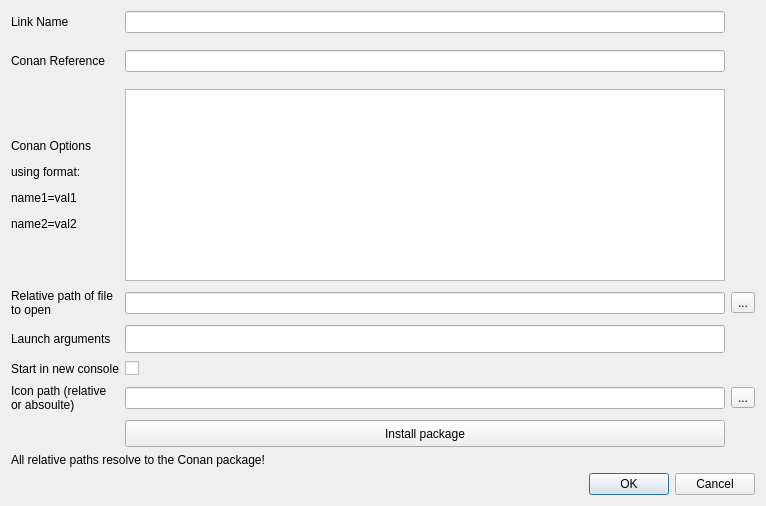
Before: the Qt Designer form src/conan_app_launcher/ui/views/app_grid/dialogs/app_edit_dialog.ui in goszpeti/conan_explorer, drawn with Qt 5.
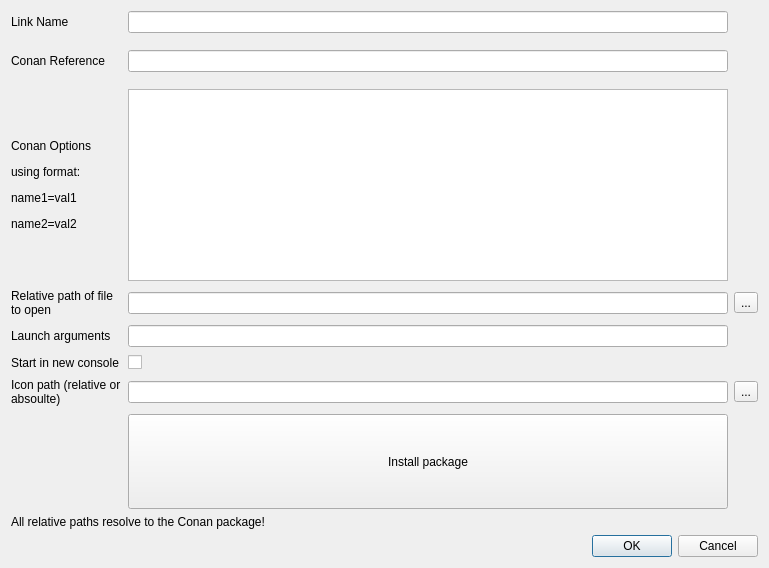
After: the same form once the commit is applied. Custom widgets are drawn as their Qt base class.

Commit message: * Add foldable Remote list * Minor rework of fluent gui sizes * App Edit Dialog expands on long args * Prototype ui for new AppLinks * Fix double opening on AppLinks

What changed in the file:
```diff
--- a/src/conan_app_launcher/ui/views/app_grid/dialogs/app_edit_dialog.ui
+++ b/src/conan_app_launcher/ui/views/app_grid/dialogs/app_edit_dialog.ui
@@ -6,8 +6,8 @@
    <rect>
     <x>0</x>
     <y>0</y>
-    <width>600</width>
-    <height>506</height>
+    <width>769</width>
+    <height>568</height>
    </rect>
   </property>
   <property name="sizePolicy">
@@ -24,7 +24,7 @@
   </property>
   <layout class="QVBoxLayout" name="verticalLayout">
    <item>
-    <layout class="QGridLayout" name="edit_grid" rowstretch="1,1,0,0,0,0,0,0,0" columnstretch="0,1,0">
+    <layout class="QGridLayout" name="edit_grid" rowstretch="1,1,0,0,0,0,0,0" columnstretch="0,1,0">
      <property name="sizeConstraint">
       <enum>QLayout::SetMinAndMaxSize</enum>
      </property>
@@ -53,11 +53,14 @@
      <item row="4" column="1">
       <widget class="QLineEdit" name="args_line_edit">
        <property name="sizePolicy">
-        <sizepolicy hsizetype="Expanding" vsizetype="MinimumExpanding">
+        <sizepolicy hsizetype="MinimumExpanding" vsizetype="Fixed">
          <horstretch>0</horstretch>
          <verstretch>0</verstretch>
         </sizepolicy>
        </property>
+       <property name="text">
+        <string/>
+       </property>
       </widget>
      </item>
      <item row="3" column="1">
@@ -103,7 +106,14 @@
       </widget>
      </item>
      <item row="0" column="1">
-      <widget class="QLineEdit" name="name_line_edit"/>
+      <widget class="QLineEdit" name="name_line_edit">
+       <property name="minimumSize">
+        <size>
+         <width>500</width>
+         <height>0</height>
+        </size>
+       </property>
+      </widget>
      </item>
      <item row="6" column="0">
       <widget class="QLabel" name="icon_label">
```
The commit also changes 17 other files.
